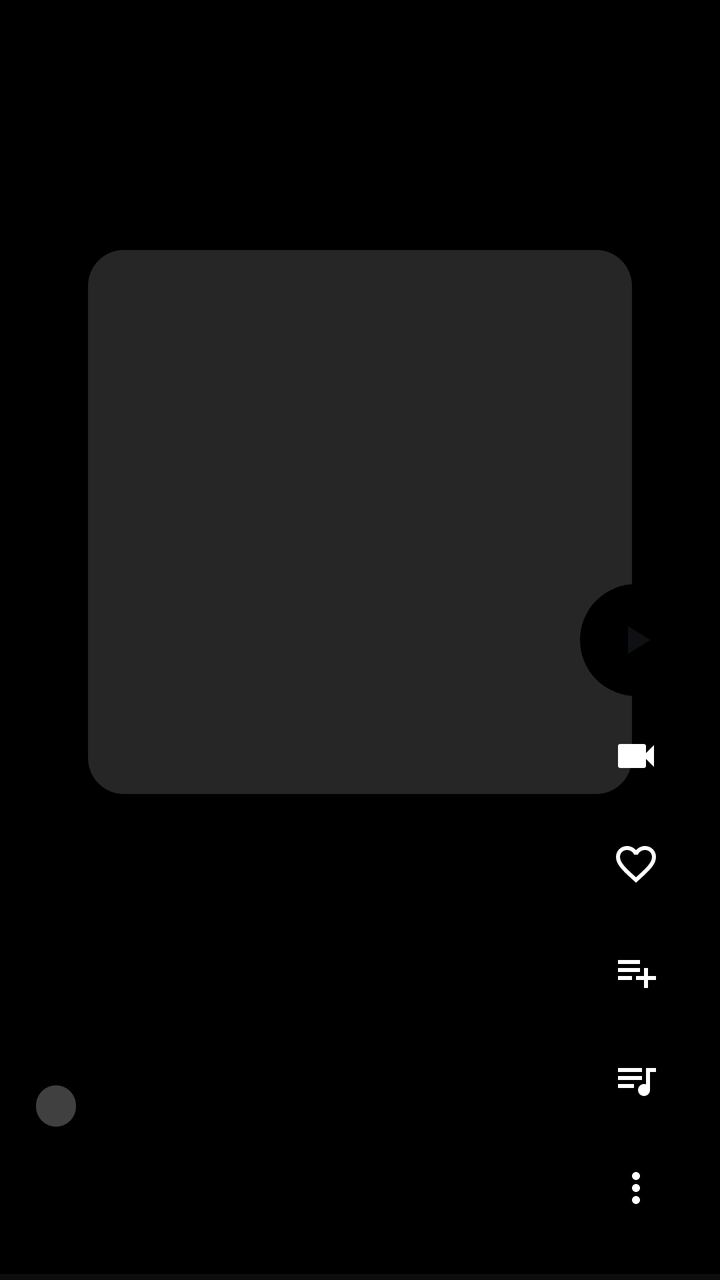
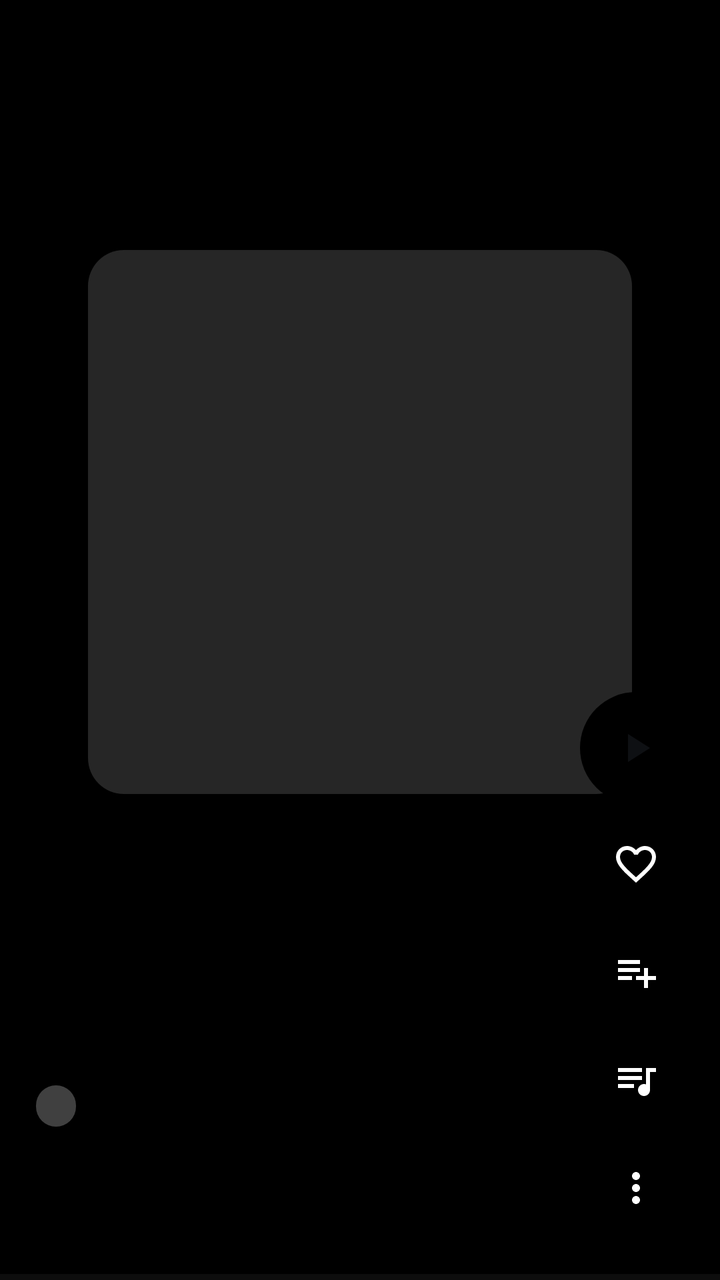

Screens rendered from an Android XML layout before and after an edit, with the pre-edit source and the edit as a unified diff.
<!-- AndroidManifest.xml: application theme Theme.FXSoundLite -->
<!-- res/layout/item_quick.xml -->
<?xml version="1.0" encoding="utf-8"?>
<androidx.constraintlayout.widget.ConstraintLayout xmlns:android="http://schemas.android.com/apk/res/android"
    xmlns:app="http://schemas.android.com/apk/res-auto"
    android:id="@+id/quickRoot"
    android:layout_width="match_parent"
    android:layout_height="match_parent"
    android:background="#000000"
    android:clickable="true"
    android:focusable="true">

    
    <ImageView
        android:id="@+id/quickBg"
        android:layout_width="0dp"
        android:layout_height="0dp"
        android:contentDescription="@null"
        android:scaleType="centerCrop"
        app:layout_constraintBottom_toBottomOf="parent"
        app:layout_constraintEnd_toEndOf="parent"
        app:layout_constraintStart_toStartOf="parent"
        app:layout_constraintTop_toTopOf="parent" />

    <View
        android:layout_width="0dp"
        android:layout_height="0dp"
        android:background="@drawable/quick_scrim"
        app:layout_constraintBottom_toBottomOf="parent"
        app:layout_constraintEnd_toEndOf="parent"
        app:layout_constraintStart_toStartOf="parent"
        app:layout_constraintTop_toTopOf="parent" />

    <ImageView
        android:id="@+id/quickCover"
        android:layout_width="0dp"
        android:layout_height="0dp"
        android:layout_marginStart="44dp"
        android:layout_marginEnd="44dp"
        android:background="@drawable/quick_cover_bg"
        android:contentDescription="@string/quick_cover"
        android:scaleType="centerCrop"
        app:layout_constraintBottom_toBottomOf="parent"
        app:layout_constraintDimensionRatio="1:1"
        app:layout_constraintEnd_toEndOf="parent"
        app:layout_constraintStart_toStartOf="parent"
        app:layout_constraintTop_toTopOf="parent"
        app:layout_constraintVertical_bias="0.34" />

    <ProgressBar
        android:id="@+id/quickSpinner"
        android:layout_width="44dp"
        android:layout_height="44dp"
        android:indeterminateTint="#FFFFFF"
        app:layout_constraintBottom_toBottomOf="@id/quickCover"
        app:layout_constraintEnd_toEndOf="@id/quickCover"
        app:layout_constraintStart_toStartOf="@id/quickCover"
        app:layout_constraintTop_toTopOf="@id/quickCover" />

    <ImageView
        android:id="@+id/quickPausedIcon"
        android:layout_width="76dp"
        android:layout_height="76dp"
        android:background="@drawable/quick_action_bg"
        android:contentDescription="@string/quick_play_pause"
        android:padding="18dp"
        android:src="@drawable/ic_play"
        android:tint="#FFFFFF"
        android:visibility="gone"
        app:layout_constraintBottom_toBottomOf="@id/quickCover"
        app:layout_constraintEnd_toEndOf="@id/quickCover"
        app:layout_constraintStart_toStartOf="@id/quickCover"
        app:layout_constraintTop_toTopOf="@id/quickCover" />

    
    <LinearLayout
        android:id="@+id/quickLyrics"
        android:layout_width="0dp"
        android:layout_height="0dp"
        android:layout_marginStart="44dp"
        android:layout_marginTop="12dp"
        android:layout_marginEnd="44dp"
        android:layout_marginBottom="10dp"
        android:gravity="center"
        android:orientation="vertical"
        android:visibility="gone"
        app:layout_constraintBottom_toTopOf="@id/quickInfo"
        app:layout_constraintEnd_toEndOf="parent"
        app:layout_constraintStart_toStartOf="parent"
        app:layout_constraintTop_toBottomOf="@id/quickCover">

        <TextView
            android:id="@+id/quickLyPrev"
            android:layout_width="match_parent"
            android:layout_height="wrap_content"
            android:ellipsize="end"
            android:gravity="center"
            android:maxLines="2"
            android:shadowColor="#99000000"
            android:shadowDx="0"
            android:shadowDy="1"
            android:shadowRadius="4"
            android:textColor="#80FFFFFF"
            android:textSize="13sp"
            android:textStyle="normal" />
        <TextView
            android:id="@+id/quickLyCur"
            android:layout_width="match_parent"
            android:layout_height="wrap_content"
            android:ellipsize="end"
            android:gravity="center"
            android:maxLines="2"
            android:shadowColor="#99000000"
            android:shadowDx="0"
            android:shadowDy="1"
            android:shadowRadius="4"
            android:textColor="#FFFFFF"
            android:textSize="17sp"
            android:textStyle="bold"
            android:layout_marginTop="6dp"
            android:layout_marginBottom="6dp" />
        <TextView
            android:id="@+id/quickLyNext"
            android:layout_width="match_parent"
            android:layout_height="wrap_content"
            android:ellipsize="end"
            android:gravity="center"
            android:maxLines="2"
            android:shadowColor="#99000000"
            android:shadowDx="0"
            android:shadowDy="1"
            android:shadowRadius="4"
            android:textColor="#80FFFFFF"
            android:textSize="13sp"
            android:textStyle="normal" />
    </LinearLayout>

    
    <LinearLayout
        android:id="@+id/quickInfo"
        android:layout_width="0dp"
        android:layout_height="wrap_content"
        android:layout_marginStart="18dp"
        android:layout_marginEnd="14dp"
        android:layout_marginBottom="22dp"
        android:orientation="vertical"
        app:layout_constraintBottom_toBottomOf="parent"
        app:layout_constraintEnd_toStartOf="@id/quickRail"
        app:layout_constraintStart_toStartOf="parent">

        <TextView
            android:id="@+id/quickBadge"
            android:layout_width="wrap_content"
            android:layout_height="wrap_content"
            android:background="@drawable/quick_badge_bg"
            android:paddingStart="10dp"
            android:paddingTop="3dp"
            android:paddingEnd="10dp"
            android:paddingBottom="3dp"
            android:textColor="#FFFFFF"
            android:textSize="11sp"
            android:textStyle="bold" />

        <TextView
            android:id="@+id/quickTitle"
            android:layout_width="match_parent"
            android:layout_height="wrap_content"
            android:layout_marginTop="8dp"
            android:ellipsize="end"
            android:maxLines="2"
            android:textColor="#FFFFFF"
            android:textSize="19sp"
            android:textStyle="bold" />

        <TextView
            android:id="@+id/quickArtist"
            android:layout_width="match_parent"
            android:layout_height="wrap_content"
            android:layout_marginTop="2dp"
            android:ellipsize="end"
            android:maxLines="1"
            android:textColor="#CCFFFFFF"
            android:textSize="14sp" />
    </LinearLayout>

    
    <LinearLayout
        android:id="@+id/quickRail"
        android:layout_width="64dp"
        android:layout_height="wrap_content"
        android:layout_marginEnd="10dp"
        android:layout_marginBottom="22dp"
        android:gravity="center_horizontal"
        android:orientation="vertical"
        app:layout_constraintBottom_toBottomOf="parent"
        app:layout_constraintEnd_toEndOf="parent">

        <ImageButton
            android:id="@+id/actFull"
            android:layout_width="56dp"
            android:layout_height="56dp"
            android:background="@drawable/quick_action_accent_bg"
            android:padding="16dp"
            android:contentDescription="@string/quick_action_full"
            android:src="@drawable/ic_play"
            android:tint="?attr/colorOnAccent" />


        
        <ImageButton
            android:id="@+id/actVideo"
            android:layout_width="48dp"
            android:layout_height="48dp"
            android:layout_marginTop="6dp"
            android:background="?android:attr/selectableItemBackgroundBorderless"
            android:padding="12dp"
            android:scaleType="fitCenter"
            android:contentDescription="@string/quick_action_video"
            android:src="@drawable/ic_videocam"
            android:tint="#FFFFFF" />

        
        <ImageButton
            android:id="@+id/actLike"
            android:layout_width="48dp"
            android:layout_height="48dp"
            android:layout_marginTop="6dp"
            android:background="?android:attr/selectableItemBackgroundBorderless"
            android:padding="12dp"
            android:scaleType="fitCenter"
            android:contentDescription="@string/quick_action_like"
            android:src="@drawable/ic_heart_outline"
            android:tint="#FFFFFF" />


        <ImageButton
            android:id="@+id/actPlaylist"
            android:layout_width="48dp"
            android:layout_height="48dp"
            android:layout_marginTop="6dp"
            android:background="?android:attr/selectableItemBackgroundBorderless"
            android:padding="12dp"
            android:scaleType="fitCenter"
            android:contentDescription="@string/quick_action_playlist"
            android:src="@drawable/ic_playlist_add"
            android:tint="#FFFFFF" />


        <ImageButton
            android:id="@+id/actQueue"
            android:layout_width="48dp"
            android:layout_height="48dp"
            android:layout_marginTop="6dp"
            android:background="?android:attr/selectableItemBackgroundBorderless"
            android:padding="12dp"
            android:scaleType="fitCenter"
            android:contentDescription="@string/quick_action_queue"
            android:src="@drawable/ic_queue"
            android:tint="#FFFFFF" />


        
        <ImageButton
            android:id="@+id/actMore"
            android:layout_width="48dp"
            android:layout_height="48dp"
            android:layout_marginTop="6dp"
            android:background="?android:attr/selectableItemBackgroundBorderless"
            android:padding="12dp"
            android:scaleType="fitCenter"
            android:contentDescription="@string/np_more"
            android:src="@drawable/ic_more_vert"
            android:tint="#FFFFFF" />

    </LinearLayout>

    
    <ProgressBar
        android:id="@+id/quickProgress"
        style="?android:attr/progressBarStyleHorizontal"
        android:layout_width="0dp"
        android:layout_height="3dp"
        android:max="1000"
        android:progressBackgroundTint="#33FFFFFF"
        android:progressTint="#FFFFFF"
        app:layout_constraintBottom_toBottomOf="parent"
        app:layout_constraintEnd_toEndOf="parent"
        app:layout_constraintStart_toStartOf="parent" />
</androidx.constraintlayout.widget.ConstraintLayout>
<!-- resources referenced by this layout -->
<resources>
  <!-- drawable ic_play (drawable) -->
  <vector xmlns:android="http://schemas.android.com/apk/res/android"
      android:width="24dp"
      android:height="24dp"
      android:viewportWidth="24"
      android:viewportHeight="24">
      <path
          android:fillColor="#FFFFFFFF"
          android:pathData="M8,5v14l11,-7z" />
  </vector>
  <!-- drawable ic_playlist_add (drawable) -->
  <vector xmlns:android="http://schemas.android.com/apk/res/android"
      android:width="24dp"
      android:height="24dp"
      android:viewportWidth="24"
      android:viewportHeight="24">
      <path
          android:fillColor="#FFFFFFFF"
          android:pathData="M14,10H3v2h11V10zM14,6H3v2h11V6zM18,14v-4h-2v4h-4v2h4v4h2v-4h4v-2H18zM3,16h7v-2H3V16z" />
  </vector>
  <!-- drawable ic_queue (drawable) -->
  <vector xmlns:android="http://schemas.android.com/apk/res/android"
      android:width="24dp"
      android:height="24dp"
      android:viewportWidth="24"
      android:viewportHeight="24">
      <path
          android:fillColor="#FFFFFFFF"
          android:pathData="M15,6H3v2h12V6zM15,10H3v2h12v-2zM3,16h8v-2H3v2zM17,6v8.18c-0.31,-0.11 -0.65,-0.18 -1,-0.18 -1.66,0 -3,1.34 -3,3s1.34,3 3,3 3,-1.34 3,-3V8h3V6h-5z" />
  </vector>
  <!-- drawable ic_videocam (drawable) -->
  <?xml version="1.0" encoding="utf-8"?>
  <vector xmlns:android="http://schemas.android.com/apk/res/android"
      android:width="24dp"
      android:height="24dp"
      android:viewportWidth="24"
      android:viewportHeight="24">
      <path
          android:fillColor="#FFFFFFFF"
          android:pathData="M17,10.5V7c0,-0.55 -0.45,-1 -1,-1H4c-0.55,0 -1,0.45 -1,1v10c0,0.55 0.45,1 1,1h12c0.55,0 1,-0.45 1,-1v-3.5l4,4v-11l-4,4z" />
  </vector>
  <!-- drawable quick_action_accent_bg (drawable) -->
  <?xml version="1.0" encoding="utf-8"?>
  <shape xmlns:android="http://schemas.android.com/apk/res/android" android:shape="oval">
      <solid android:color="?attr/colorAccent" />
  </shape>
  <!-- drawable quick_action_bg (drawable) -->
  <?xml version="1.0" encoding="utf-8"?>
  <shape xmlns:android="http://schemas.android.com/apk/res/android" android:shape="oval">
      <solid android:color="#59000000" />
  </shape>
  <!-- drawable quick_badge_bg (drawable) -->
  <?xml version="1.0" encoding="utf-8"?>
  <shape xmlns:android="http://schemas.android.com/apk/res/android" android:shape="rectangle">
      <solid android:color="#40FFFFFF" />
      <corners android:radius="10dp" />
  </shape>
  <!-- drawable quick_cover_bg (drawable) -->
  <?xml version="1.0" encoding="utf-8"?>
  <shape xmlns:android="http://schemas.android.com/apk/res/android" android:shape="rectangle">
      <solid android:color="#26FFFFFF" />
      <corners android:radius="18dp" />
  </shape>
  <!-- drawable quick_scrim (drawable) -->
  <?xml version="1.0" encoding="utf-8"?>
  <shape xmlns:android="http://schemas.android.com/apk/res/android" android:shape="rectangle">
      <gradient
          android:angle="90"
          android:startColor="#E6000000"
          android:centerColor="#40000000"
          android:endColor="#99000000" />
  </shape>
  <string name="np_more">More options</string>
  <string name="quick_action_full">Full song</string>
  <string name="quick_action_like">Like</string>
  <string name="quick_action_playlist">Playlist</string>
  <string name="quick_action_queue">Queue</string>
  <string name="quick_action_video">Video preview</string>
  <string name="quick_cover">Song cover</string>
  <string name="quick_play_pause">Play / pause preview</string>
  <color name="accent_default">#000000</color>
  <color name="light_bg">#F5F6F7</color>
  <color name="light_surface">#FFFFFF</color>
  <color name="light_surface_raised">#E9ECEF</color>
  <color name="light_text_primary">#14171A</color>
  <color name="light_text_secondary">#5B6268</color>
  <color name="light_divider">#DCE0E3</color>
  <color name="light_track_bg">#D6DADE</color>
  <color name="danger">#FF6B6B</color>
  <color name="light_on_accent">#0E1013</color>
  <!-- unchanged entries left out for length: 3 -->
</resources>

<!-- the commit's change to res/layout/item_quick.xml (unified diff, before → after) -->
@@ -215,7 +215,8 @@
             android:scaleType="fitCenter"
             android:contentDescription="@string/quick_action_video"
             android:src="@drawable/ic_videocam"
-            android:tint="#FFFFFF" />
+            android:tint="#FFFFFF"
+            android:visibility="gone" />
 
         
         <ImageButton
